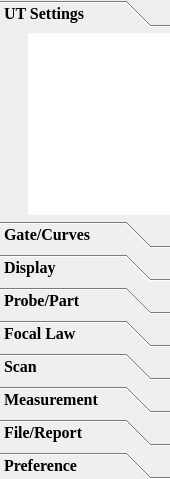
Before: the Qt Designer form ui/menuwidget/firstsecondmenuwidget.ui in 15903016222/Voice, drawn with Qt 5.
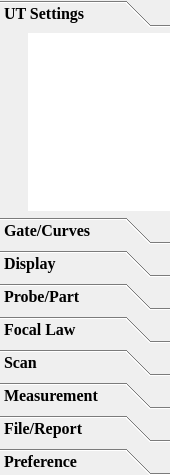
After: the same form once the commit is applied. The open tabs and pages were chosen to show the change. Icons and pictures are not drawn.

Patch:
```diff
--- a/ui/menuwidget/firstsecondmenuwidget.ui
+++ b/ui/menuwidget/firstsecondmenuwidget.ui
@@ -7,7 +7,7 @@
     <x>0</x>
     <y>0</y>
     <width>170</width>
-    <height>479</height>
+    <height>475</height>
    </rect>
   </property>
   <property name="windowTitle">
@@ -95,7 +95,7 @@
            <x>0</x>
            <y>0</y>
            <width>170</width>
-           <height>182</height>
+           <height>178</height>
           </rect>
          </property>
          <attribute name="label">
```
Left out of the diff: 18 changed lines with no effect on the pictures.
